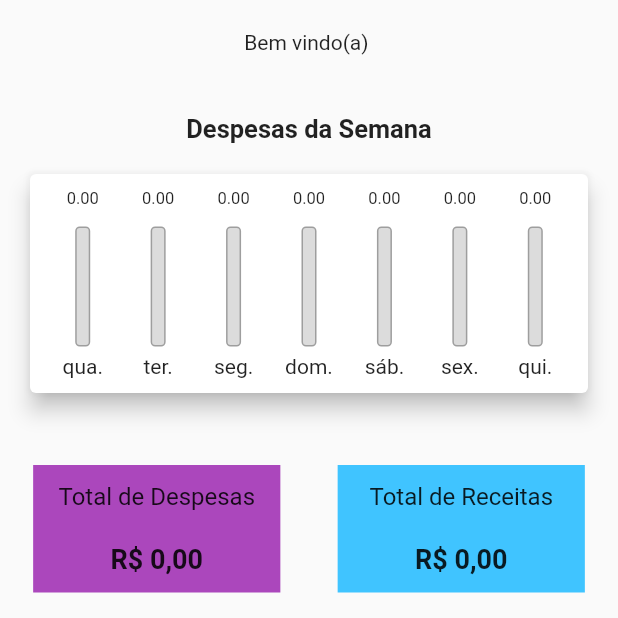
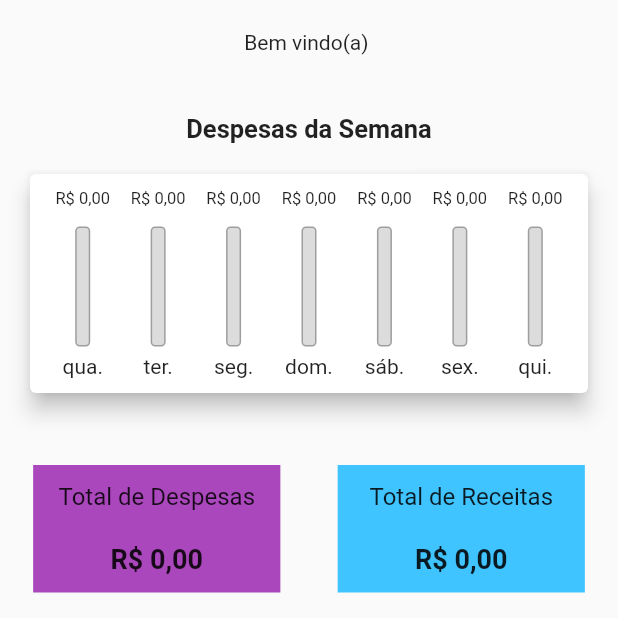
Before and after one commit to SinumFinan/DevOps, a Flutter app: the PainelList screen opened directly, on a phone screen of 412 x 824 dp, the top half of it. Run offline on Flutter 3.47's test engine with Material 2 defaults, Android fonts, the light colour scheme and no system bars; our stand-ins replace cloud_firestore, firebase_auth, firebase_core; accounts and stored records are empty.

Commit message:
Localização pt-br

```diff
--- a/lib/models/chart-bar.dart
+++ b/lib/models/chart-bar.dart
@@ -1,4 +1,5 @@
 import 'package:flutter/material.dart';
+import 'package:intl/intl.dart';
 
 class ChartBar extends StatelessWidget {
   const ChartBar({Key? key, this.label, this.value, this.percentage})
@@ -8,13 +9,21 @@ class ChartBar extends StatelessWidget {
   final double? value;
   final double? percentage;
 
+  String _getCurrency(double value) {
+    NumberFormat formatter = NumberFormat.simpleCurrency(locale: 'pt_BR');
+    return formatter.format(value);
+  }
+
   @override
   Widget build(BuildContext context) {
     return Column(
       children: [
         Container(
           height: 20,
-          child: Text('${value!.toStringAsFixed(2)}', style: TextStyle(fontSize: 11),),
+          child: Text(
+            _getCurrency(value!),
+            style: TextStyle(fontSize: 11),
+          ),
         ),
         const SizedBox(
           height: 5,
```
Also changed, not shown: lib/views/despesalist.dart (+10 -5 lines), lib/views/receitalist.dart (+10 -6 lines).
